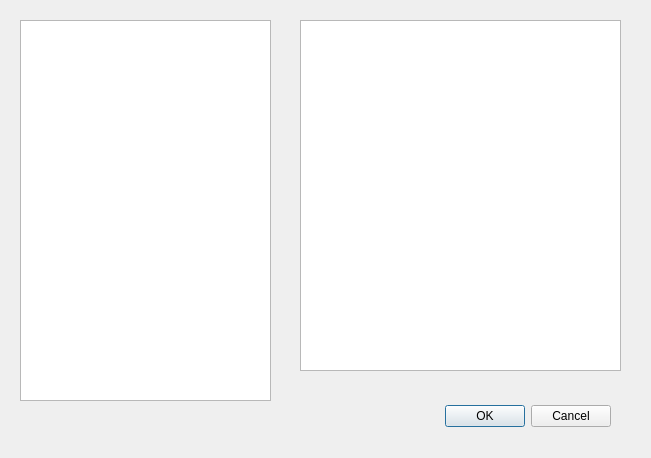
Old version of the form dialogloadchem.ui in the repository Sergeyego/el_part.
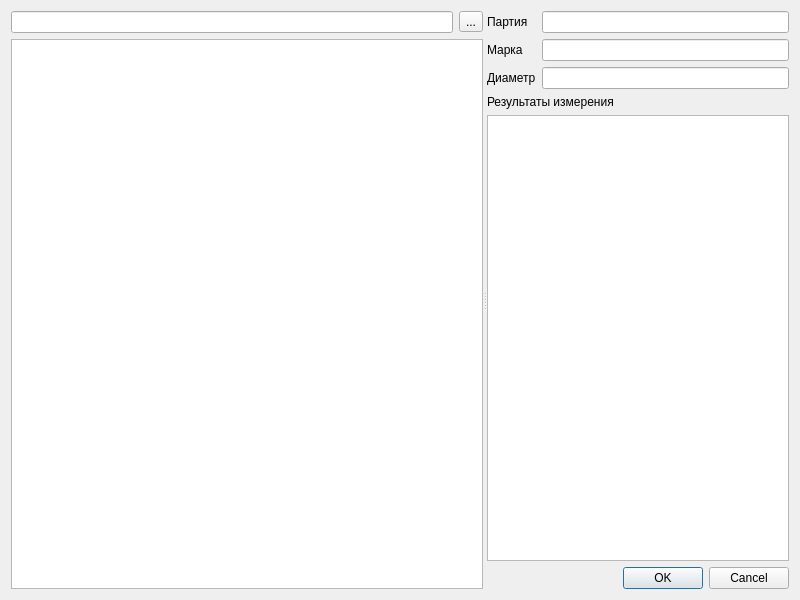
New version of the form.

Patch:
```diff
--- a/dialogloadchem.ui
+++ b/dialogloadchem.ui
@@ -6,52 +6,140 @@
    <rect>
     <x>0</x>
     <y>0</y>
-    <width>651</width>
-    <height>458</height>
+    <width>800</width>
+    <height>600</height>
    </rect>
   </property>
   <property name="windowTitle">
    <string>Загрузить результат измерения</string>
   </property>
-  <widget class="QDialogButtonBox" name="buttonBox">
-   <property name="geometry">
-    <rect>
-     <x>270</x>
-     <y>400</y>
-     <width>341</width>
-     <height>32</height>
-    </rect>
-   </property>
-   <property name="orientation">
-    <enum>Qt::Horizontal</enum>
-   </property>
-   <property name="standardButtons">
-    <set>QDialogButtonBox::Cancel|QDialogButtonBox::Ok</set>
-   </property>
-  </widget>
-  <widget class="QTreeView" name="treeView">
-   <property name="geometry">
-    <rect>
-     <x>20</x>
-     <y>20</y>
-     <width>251</width>
-     <height>381</height>
-    </rect>
-   </property>
-   <property name="sortingEnabled">
-    <bool>true</bool>
-   </property>
-  </widget>
-  <widget class="QListView" name="listView">
-   <property name="geometry">
-    <rect>
-     <x>300</x>
-     <y>20</y>
-     <width>321</width>
-     <height>351</height>
-    </rect>
-   </property>
-  </widget>
+  <layout class="QVBoxLayout" name="verticalLayout_3">
+   <item>
+    <widget class="QSplitter" name="splitter">
+     <property name="orientation">
+      <enum>Qt::Horizontal</enum>
+     </property>
+     <widget class="QWidget" name="">
+      <layout class="QVBoxLayout" name="verticalLayout_2">
+       <item>
+        <layout class="QHBoxLayout" name="horizontalLayout">
+         <item>
+          <widget class="QLineEdit" name="lineEditDir">
+           <property name="readOnly">
+            <bool>true</bool>
+           </property>
+          </widget>
+         </item>
+         <item>
+          <widget class="QToolButton" name="toolButtonDir">
+           <property name="text">
+            <string>...</string>
+           </property>
+          </widget>
+         </item>
+        </layout>
+       </item>
+       <item>
+        <widget class="QTableView" name="tableView">
+         <property name="minimumSize">
+          <size>
+           <width>400</width>
+           <height>0</height>
+          </size>
+         </property>
+         <property name="selectionMode">
+          <enum>QAbstractItemView::SingleSelection</enum>
+         </property>
+         <property name="selectionBehavior">
+          <enum>QAbstractItemView::SelectRows</enum>
+         </property>
+         <attribute name="verticalHeaderVisible">
+          <bool>false</bool>
+         </attribute>
+        </widget>
+       </item>
+      </layout>
+     </widget>
+     <widget class="QWidget" name="">
+      <layout class="QVBoxLayout" name="verticalLayout">
+       <item>
+        <layout class="QGridLayout" name="gridLayout">
+         <item row="0" column="0">
+          <widget class="QLabel" name="label">
+           <property name="text">
+            <string>Партия</string>
+           </property>
+          </widget>
+         </item>
+         <item row="0" column="1">
+          <widget class="QLineEdit" name="lineEditParti">
+           <property name="readOnly">
+            <bool>true</bool>
+           </property>
+          </widget>
+         </item>
+         <item row="1" column="0">
+          <widget class="QLabel" name="label_2">
+           <property name="text">
+            <string>Марка</string>
+           </property>
+          </widget>
+         </item>
+         <item row="1" column="1">
+          <widget class="QLineEdit" name="lineEditMark">
+           <property name="readOnly">
+            <bool>true</bool>
+           </property>
+          </widget>
+         </item>
+         <item row="2" column="0">
+          <widget class="QLabel" name="label_3">
+           <property name="text">
+            <string>Диаметр</string>
+           </property>
+          </widget>
+         </item>
+         <item row="2" column="1">
+          <widget class="QLineEdit" name="lineEditDiam">
+           <property name="readOnly">
+            <bool>true</bool>
+           </property>
+          </widget>
+         </item>
+        </layout>
+       </item>
+       <item>
+        <widget class="QLabel" name="label_4">
+         <property name="text">
+          <string>Результаты измерения</string>
+         </property>
+        </widget>
+       </item>
+       <item>
+        <widget class="QTableWidget" name="tableWidgetResult">
+         <property name="editTriggers">
+          <set>QAbstractItemView::NoEditTriggers</set>
+         </property>
+         <attribute name="verticalHeaderVisible">
+          <bool>false</bool>
+         </attribute>
+        </widget>
+       </item>
+       <item>
+        <widget class="QDialogButtonBox" name="buttonBox">
+         <property name="orientation">
+          <enum>Qt::Horizontal</enum>
+         </property>
+         <property name="standardButtons">
+          <set>QDialogButtonBox::Cancel|QDialogButtonBox::Ok</set>
+         </property>
+        </widget>
+       </item>
+      </layout>
+     </widget>
+    </widget>
+   </item>
+  </layout>
  </widget>
  <resources/>
  <connections>
```
